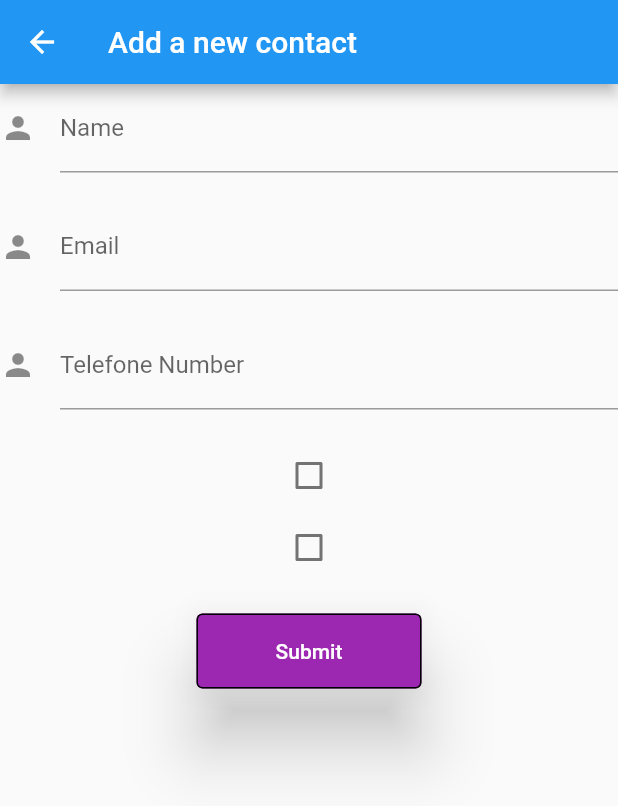
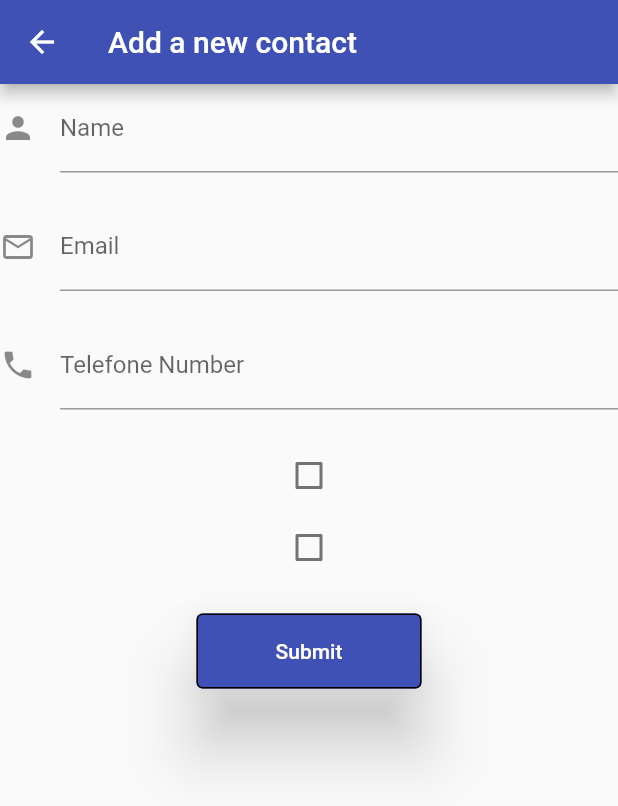
Before and after one commit to Csvop/Lista-de-Contatos, a Flutter app: the screen it shows after launch, after a tap on the "add" icon, on a phone screen of 412 x 824 dp. Shown: the top 806 px of the screen. Run offline on Flutter 3.47's test engine with Material 2 defaults, Android fonts, the phone set to English and light mode, and no system bars.

Commit message:
changed icons in Form

```diff
--- a/lib/addContacts.dart
+++ b/lib/addContacts.dart
@@ -55,7 +55,7 @@ class ContactFormState extends State<ContactForm> {
               ),
               TextFormField(
                 decoration: const InputDecoration(
-                icon: Icon(Icons.person),
+                icon: Icon(Icons.mail_outline),
                 hintText: 'Insert your email here',
                 labelText: 'Email',
                 ),
@@ -67,7 +67,7 @@ class ContactFormState extends State<ContactForm> {
               ),
               TextFormField(
                 decoration: const InputDecoration(
-                icon: Icon(Icons.person),
+                icon: Icon(Icons.phone),
                 hintText: 'Insert your telefone number here',
                 labelText: 'Telefone Number',
                 ),
@@ -102,18 +102,16 @@ class ContactFormState extends State<ContactForm> {
               ElevatedButton(
                 style:
                   ElevatedButton.styleFrom(
-                  onPrimary: Colors.white,
-                  primary: Colors.purple,
-                  onSurface: Colors.grey,
-                  side: BorderSide(color: Colors.black, width: 1),
-                  elevation: 20,
-                  minimumSize: Size(150,50),
-                ),
+                    onSurface: Colors.grey,
+                    side: BorderSide(color: Colors.black, width: 1),
+                    elevation: 20,
+                    minimumSize: Size(150,50),
+                  ),
                 onPressed: () {
                   var sex = ('M' == sexo.text)?0:1;
                   Navigator.pop(context, Contact(nome.text, sex, telefone.text, email.text,));
                   ScaffoldMessenger.of(context)
-                      .showSnackBar(SnackBar(content: Text('Processing Data')));
+                      .showSnackBar(SnackBar(content: Text('Saving contact...')));
                 },
                 child: Text('Submit'),
               ),
--- a/lib/home.dart
+++ b/lib/home.dart
@@ -48,7 +48,8 @@ class _ContactListScreenState extends State<ContactListScreen> {
       body: ListView.builder(
         itemCount: contactList.length,
         itemBuilder: (context, index) {
-          return ListTile(
+          return Card(
+            child: ListTile(
               leading: ContactAvi(contactList[index], 40),
               title: Text(contactList[index].name),
               onTap: () {
@@ -60,6 +61,7 @@ class _ContactListScreenState extends State<ContactListScreen> {
                   ),
                 );
               },
+            ),
           );
         },
       ),
--- a/lib/main.dart
+++ b/lib/main.dart
@@ -11,9 +11,9 @@ class MyApp extends StatelessWidget {
   @override
   Widget build(BuildContext context) {
     return MaterialApp(
-      title: 'Flutter Demo',
+      title: 'Contact List',
       theme: ThemeData(
-        primarySwatch: Colors.blue,
+        primarySwatch: Colors.indigo,
       ),
       home: ContactListScreen(),
     );
```
Lines whose indentation alone changed are shown as unchanged.
